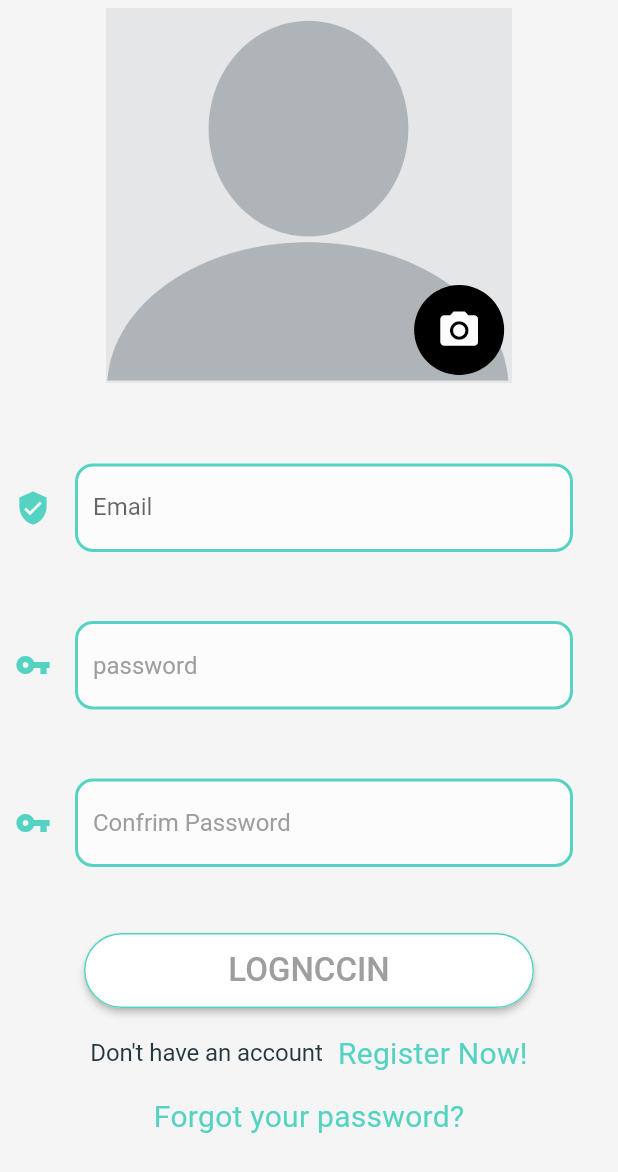
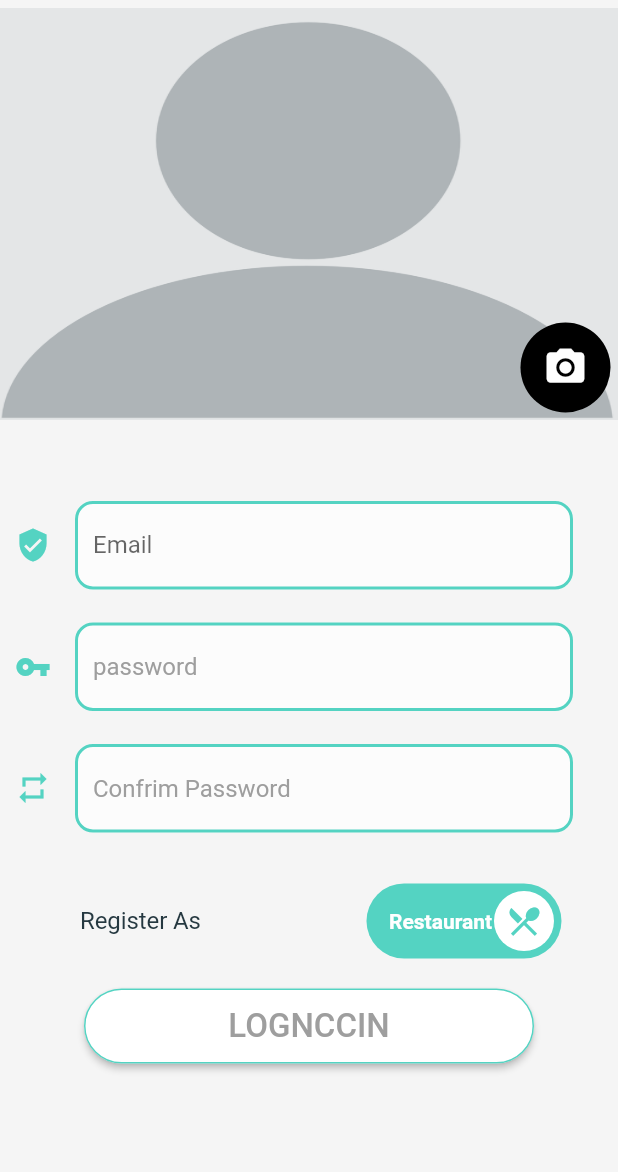
Before and after one commit to matrixmagic/flutterFooLife, a Flutter app: the UserSignup screen opened by its route, on a phone screen of 412 x 824 dp. Shown: the top 1172 px of the screen. Run offline on Flutter 3.47's test engine with Material 2 defaults, Android fonts, the phone set to English and light mode, and no system bars; drawn by our look-alikes of lite_rolling_switch; our stand-ins replace flutter_secure_storage, flutter_swiper, image_picker, rxdart, shared_preferences; accounts and stored records are empty; Roboto replaces fonts that are missing (WorkSans).

```diff
--- a/lib/Repository/AuthRepository.dart
+++ b/lib/Repository/AuthRepository.dart
@@ -14,7 +14,7 @@ class AuthRepository {
     log.password = password;
     var res = await api.post('auth/login', log.toJson());
     var d = ApiResponse.fromJson(json.decode(res.body));
-    print(d);
+
     if (d.success == true) {
       final storage = new FlutterSecureStorage();
       var data = SuccessfulLogin.fromJson(d.data) ;
--- a/lib/Screens/Welcome/UserSignup.dart
+++ b/lib/Screens/Welcome/UserSignup.dart
@@ -2,11 +2,15 @@ import 'dart:io';
 
 import 'package:flutter/material.dart';
 import 'package:foolife/Bloc/AuthBloc.dart';
+import 'package:foolife/Bloc/auth/RegisterBloc.dart';
 import 'package:foolife/Bloc/provider.dart';
 import 'package:image_picker/image_picker.dart';
+import 'package:lite_rolling_switch/lite_rolling_switch.dart';
 
 import '../../AppLocalizations.dart';
 import '../../AppTheme.dart';
+
+
 
 class UserSignup extends StatefulWidget {
   @override
@@ -17,8 +21,8 @@ class _UserSignupState extends State<UserSignup> {
   File imageFile;
   @override
   Widget build(BuildContext context) {
+    final RegisterBloc registerBloc = BlocProvider.of<RegisterBloc>(context);
  final AuthBloc authBloc = BlocProvider.of<AuthBloc>(context);
-
     return Scaffold(
       resizeToAvoidBottomPadding: false,
       backgroundColor: Colors.grey[100],
@@ -30,7 +34,8 @@ class _UserSignupState extends State<UserSignup> {
                   padding: EdgeInsets.fromLTRB(0, 5, 0, 24),
                   child: Stack(
                     children: <Widget>[
-                   imageFile==null ? Image.asset('assets/images/Avatar.png' ,height: 250,fit: BoxFit.cover, ):Image.file(imageFile,height: 250,fit: BoxFit.cover,),
+
+                   imageFile==null ? Image.asset('assets/images/Avatar.png' , height:275  ,width:MediaQuery.of(context).size.width ,fit: BoxFit.fill, ):Image.file(imageFile,height: 250,fit: BoxFit.cover,),
                       Positioned(
                         child: GestureDetector(onTap: ()=>  _showSelectionDialog(context) ,
                                                 child: Container(
@@ -50,7 +55,7 @@ class _UserSignupState extends State<UserSignup> {
                   )),
 
               StreamBuilder(
-                stream: authBloc.loginstream,
+
                 builder: (context, snapshot2) {
                   if (snapshot2.hasData) {
                     if (snapshot2.data == true) {
@@ -59,7 +64,7 @@ class _UserSignupState extends State<UserSignup> {
                       return Text('invalid username or password',
                           style: AppTheme.error);
                     }
-                    print("server say  " + snapshot2.data.toString());
+
                   }
                   return Container();
                 },
@@ -67,12 +72,34 @@ class _UserSignupState extends State<UserSignup> {
               email(authBloc),
               password(authBloc),
               confrimPassword(authBloc),
+               Padding(
+              padding: EdgeInsets.only(top: 10),
+              child: Row(mainAxisAlignment: MainAxisAlignment.spaceEvenly,
+                children: <Widget>[
+                  Text("    Register As",style: AppTheme.body1,),SizedBox(width: 35,),
+                  LiteRollingSwitch(
+                    value: true,
+                    textOn: 'Restaurant',
+                    textOff: 'Customer',
+                    colorOn: AppTheme.primaryColor,
+                    colorOff: AppTheme.primaryColor,
+                    iconOn: Icons.restaurant_menu,
+                    iconOff: Icons.person_outline,
+                    onChanged: (bool state) {
+                      print('turned ${(state) ? 'on' : 'off'}');
+                    },
+                  ),
+                ],
+              ),),
               SizedBox(
                 height: 20,
               ),
-              loginButton(authBloc),
-              register(context),
-              forgotPassword(context)
+              registerButton(registerBloc),
+
+             SizedBox(
+                height: 30,
+              ),
+
             ],
           ),
         ),
@@ -106,10 +133,10 @@ class _UserSignupState extends State<UserSignup> {
 
   void _openGallery(BuildContext context) async {
     var picture = await ImagePicker.pickImage(source: ImageSource.gallery);
+ final RegisterBloc registerBloc = BlocProvider.of<RegisterBloc>(context);
 
-    this.setState(() {
-      imageFile = picture;
-    });
+  registerBloc.changeFile(picture);
+
 
     Navigator.of(context).pop();
   }
@@ -117,16 +144,15 @@ class _UserSignupState extends State<UserSignup> {
   void _openCamera(BuildContext context) async {
     var picture = await ImagePicker.pickImage(source: ImageSource.camera);
 
-    this.setState(() {
-      imageFile = picture;
-    });
+   final RegisterBloc registerBloc = BlocProvider.of<RegisterBloc>(context);
 
+  registerBloc.changeFile(picture);
     Navigator.of(context).pop();
   }
 
   Widget _setImageView() {
     if (imageFile != null) {
-      return Image.file(imageFile, width: 500, height: 500);
+      return Image.file(imageFile);
     } else {
       return Text("Please select an image");
     }
@@ -182,22 +208,18 @@ class _UserSignupState extends State<UserSignup> {
     );
   }
 
-  Center loginButton(AuthBloc authBloc) {
+  Center registerButton(RegisterBloc registerBloc) {
     return Center(
       child: SizedBox(
         width: 300,
         height: 50,
-        child: StreamBuilder(
-            stream: authBloc.submitValid,
-            builder: (context, snapshot) {
-              return IgnorePointer(
-                ignoring: !snapshot.hasData,
-                child: RaisedButton(
+        child:
+               RaisedButton(
                 shape: new RoundedRectangleBorder(
                     borderRadius: new BorderRadius.circular(50.0),
                     side: BorderSide(color: AppTheme.primaryColor)),
                 onPressed: () {
-                    authBloc.loginpress(true);
+                  registerBloc.registerPressed(true);
                 },
                 color: Colors.white,
                 textColor: Colors.grey[500],
@@ -208,15 +230,13 @@ class _UserSignupState extends State<UserSignup> {
                   style: TextStyle(fontSize: 22),
                 ),
               ),
-              );
-            }),
       ),
     );
   }
 
   Padding email(AuthBloc authBloc) {
     return Padding(
-      padding: EdgeInsets.fromLTRB(10.0, 30, 30, 24),
+      padding: EdgeInsets.fromLTRB(10.0, 30, 30, 0),
       child: StreamBuilder(
           stream: authBloc.Emailstream,
           builder: (context, snapshot) {
@@ -253,7 +273,7 @@ class _UserSignupState extends State<UserSignup> {
 
   Padding password(AuthBloc authBloc) {
     return Padding(
-      padding: EdgeInsets.fromLTRB(10.0, 22, 30, 24),
+      padding: EdgeInsets.fromLTRB(10.0, 22, 30, 0),
       child: StreamBuilder(
           stream: authBloc.passstream,
           builder: (context, snapshot) {
@@ -300,7 +320,7 @@ Padding confrimPassword(AuthBloc authBloc) {
               decoration: InputDecoration(
                 hintText: 'Confrim Password',
                 icon: Icon(
-                  Icons.vpn_key,
+                  Icons.repeat,
                   color: snapshot.hasError
                       ? AppTheme.redText
                       : AppTheme.primaryColor,
--- a/lib/main.dart
+++ b/lib/main.dart
@@ -1,5 +1,6 @@
 import 'package:flutter/material.dart';
 import 'package:flutter_localizations/flutter_localizations.dart';
+import 'package:foolife/Bloc/auth/RegisterBloc.dart';
 import 'package:foolife/Bloc/provider.dart';
 import 'package:foolife/Screens/Welcome/Welcome_Screen.dart';
 import 'package:shared_preferences/shared_preferences.dart';
@@ -28,6 +29,8 @@ class MyApp extends StatelessWidget {
   Widget build(BuildContext context) {
     return BlocProvider<AuthBloc>(
       bloc: AuthBloc(),
+      child: BlocProvider<RegisterBloc>(
+        bloc: RegisterBloc(),
               child: MaterialApp(
           title: 'Flutter Demo',
           debugShowCheckedModeBanner: false,
@@ -77,6 +80,7 @@ class MyApp extends StatelessWidget {
         },
           home: _handleCurrentScreen(),
         ),
+      ),
     );
   }
 
--- a/pubspec.yaml
+++ b/pubspec.yaml
@@ -14,7 +14,7 @@ description: A new Flutter application.
 version: 1.0.0+1
 
 environment:
-  sdk: ">=2.1.0 <3.0.0"
+  sdk: ">=2.7.0 <3.0.0"
 
 dependencies:
   flutter:
@@ -32,6 +32,7 @@ dependencies:
   image_picker: ^0.6.7+2
   camera: ^0.5.8+2
   path_provider: ^1.6.11
+  lite_rolling_switch: ^0.1.1
   path: ^1.6.4
   flutter_localizations:
     sdk: flutter
```
Also changed, not shown: lib/Bloc/auth/RegisterBloc.dart (added, +43 -0 lines), lib/Models/FileUploaded.dart (added, +40 -0 lines), lib/Repository/FileRepository.dart (added, +33 -0 lines), pubspec.lock. Lines whose indentation alone changed are shown as unchanged.
